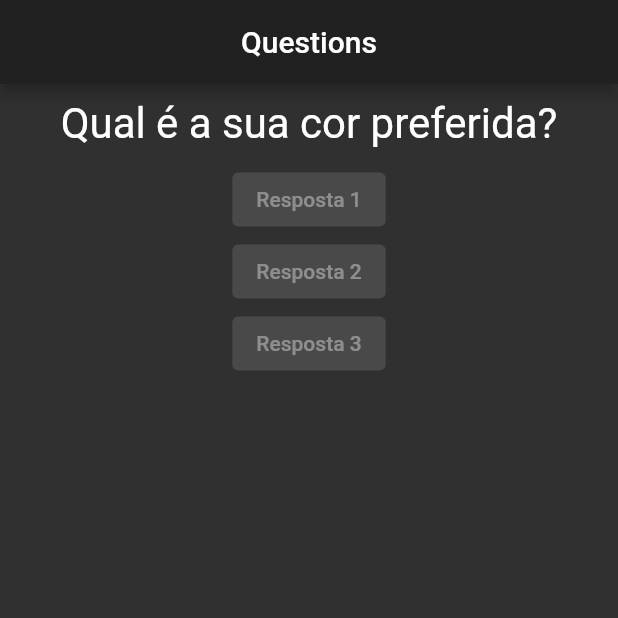
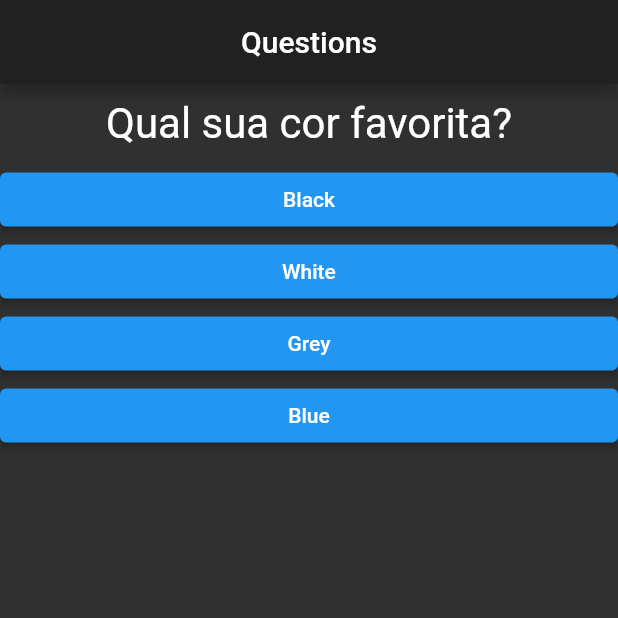
Before and after one commit to Levils114/quiz-app, a Flutter app: the screen it shows after launch, on a phone screen of 412 x 824 dp, the top half of it. Run offline on Flutter 3.47's test engine with Material 2 defaults, Android fonts, the phone set to English and light mode, and no system bars.

Commit message:
feat: quiz widget and result widget

```diff
--- a/lib/main.dart
+++ b/lib/main.dart
@@ -2,6 +2,8 @@ import 'package:flutter/cupertino.dart';
 import 'package:flutter/material.dart';
 import 'package:quiz_project/widgets/answer_widget.dart';
 import 'package:quiz_project/widgets/question_widget.dart';
+import 'package:quiz_project/widgets/quiz_widget.dart';
+import 'package:quiz_project/widgets/result_widget.dart';
 
 void main() {
   runApp(QuizzApp());
@@ -17,23 +19,40 @@ class QuizzApp extends StatefulWidget {
 class _QuizzAppState extends State<QuizzApp> {
   var _questionSelected = 0;
 
-  final List<String> questions = [
-    'Qual é a sua cor preferida?',
-    'Qual é o seu animal preferido?'
+  final _questions = const [
+    {
+      'question': 'Qual sua cor favorita?',
+      'answers': ['Black', 'White', 'Grey', 'Blue'],
+    },
+    {
+      'question': 'Qual seu animal favorito?',
+      'answers': ['Dog', 'Cat', 'Horse', 'Duck']
+    }
   ];
 
   void _response() {
-    setState(() {
-      if (questions.length - 1 > _questionSelected) {
+    if (hasSelectedAnswer) {
+      setState(() {
         _questionSelected++;
-      } else if (questions.length - 1 == _questionSelected) {
-        _questionSelected = _questionSelected - 1;
-      }
-    });
+      });
+    }
+  }
+
+  bool get hasSelectedAnswer {
+    return _questionSelected < _questions.length;
   }
 
   @override
   Widget build(BuildContext context) {
+    List<String> answers =
+        hasSelectedAnswer ? _questions[_questionSelected]['answers'] : [];
+    List<Widget> answersWidgets = answers
+        .map((answer) => AnswerWidget(
+              answerText: answer,
+              onSelect: _response,
+            ))
+        .toList();
+
     return (MaterialApp(
       debugShowCheckedModeBanner: false,
       theme: ThemeData.dark(),
@@ -42,16 +61,12 @@ class _QuizzAppState extends State<QuizzApp> {
           title: Text('Questions'),
           centerTitle: true,
         ),
-        body: Column(
-          children: [
-            QuestionWidget(
-              title: questions[_questionSelected],
-            ),
-            AnswerWidget(answerText: 'Resposta 1'),
-            AnswerWidget(answerText: 'Resposta 2'),
-            AnswerWidget(answerText: 'Resposta 3'),
-          ],
-        ),
+        body: hasSelectedAnswer
+            ? QuizWidget(
+                titleText: _questions[_questionSelected]['question'],
+                answerWidgets: answersWidgets,
+              )
+            : ResultWidget(),
       ),
     ));
   }
--- a/lib/widgets/answer_widget.dart
+++ b/lib/widgets/answer_widget.dart
@@ -2,14 +2,26 @@ import 'package:flutter/material.dart';
 
 class AnswerWidget extends StatelessWidget {
   final String answerText;
+  final void Function() onSelect;
 
-  AnswerWidget({this.answerText});
+  AnswerWidget({this.answerText, this.onSelect});
 
   @override
   Widget build(BuildContext context) {
-    return (ElevatedButton(
-      onPressed: null,
-      child: Text(answerText),
-    ));
+    return Container(
+      width: MediaQuery.of(context).size.width,
+      child: (ElevatedButton(
+        style: ButtonStyle(
+          backgroundColor: MaterialStateProperty.all(Colors.blue),
+        ),
+        onPressed: onSelect,
+        child: Text(
+          answerText,
+          style: TextStyle(
+            color: Colors.white,
+          ),
+        ),
+      )),
+    );
   }
 }
--- /dev/null
+++ b/lib/widgets/quiz_widget.dart
@@ -0,0 +1,21 @@
+import 'package:flutter/material.dart';
+import 'package:quiz_project/widgets/question_widget.dart';
+
+class QuizWidget extends StatelessWidget {
+  final String titleText;
+  final List<Widget> answerWidgets;
+
+  QuizWidget({this.titleText, this.answerWidgets});
+
+  @override
+  Widget build(BuildContext context) {
+    return (Column(
+      children: [
+        QuestionWidget(
+          title: titleText,
+        ),
+        ...answerWidgets,
+      ],
+    ));
+  }
+}
--- /dev/null
+++ b/lib/widgets/result_widget.dart
@@ -0,0 +1,15 @@
+import 'package:flutter/cupertino.dart';
+
+class ResultWidget extends StatelessWidget {
+  @override
+  Widget build(BuildContext context) {
+    return (Center(
+      child: Text(
+        'Parabéns!',
+        style: TextStyle(
+          fontSize: 28,
+        ),
+      ),
+    ));
+  }
+}
```
